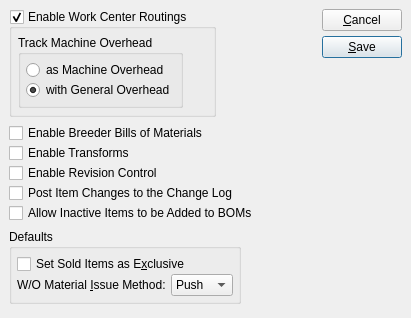
The window that xtuple/trunk/guiclient/configurePD.ui (WooodHead/xtuple) describes before a commit, drawn with Qt 5.
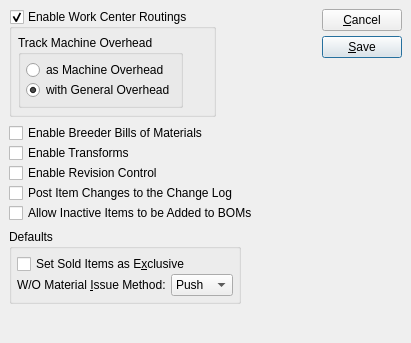
The same window after the commit.

Patch:
```diff
--- a/xtuple/trunk/guiclient/configurePD.ui
+++ b/xtuple/trunk/guiclient/configurePD.ui
@@ -6,7 +6,7 @@
     <x>0</x>
     <y>0</y>
     <width>411</width>
-    <height>318</height>
+    <height>343</height>
    </rect>
   </property>
   <property name="windowTitle" >
@@ -165,9 +165,9 @@
            <property name="orientation" >
             <enum>Qt::Horizontal</enum>
            </property>
-           <property name="sizeHint" >
+           <property name="sizeHint" stdset="0" >
             <size>
-             <width>40</width>
+             <width>2</width>
              <height>20</height>
             </size>
            </property>
```
Left out of the diff: 129 changed lines with no effect on the pictures.
